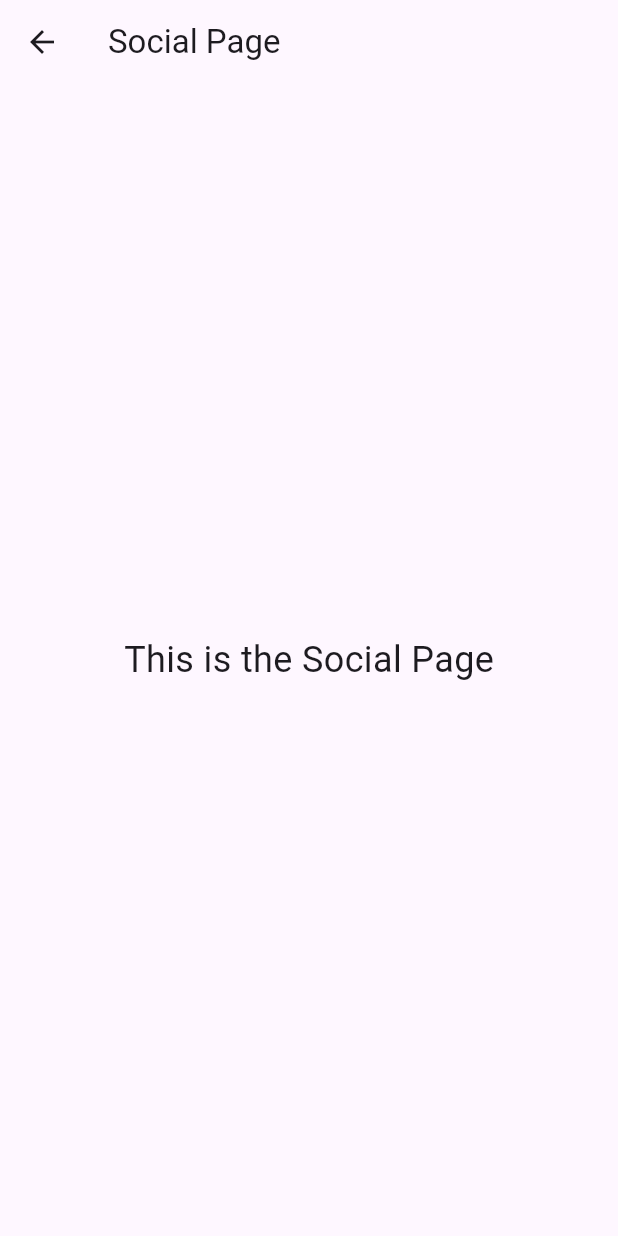
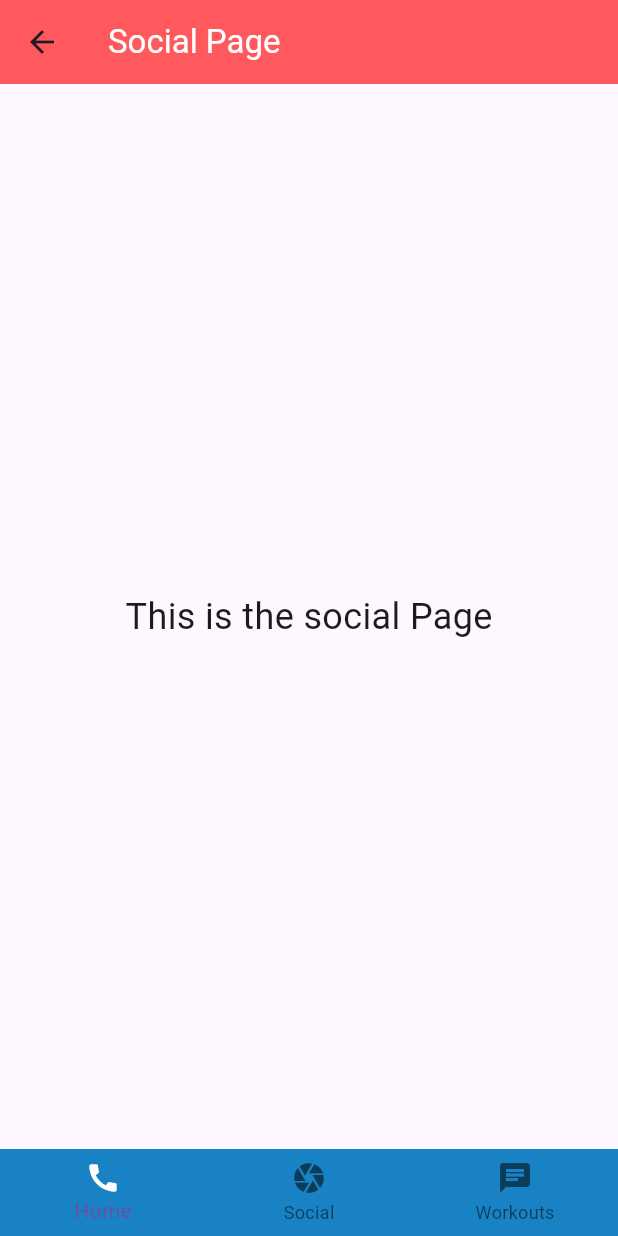
Before and after one commit to BenSwift1/GymApplication, a Flutter app: the screen it shows after launch, item 2 of the bottom bar chosen, on a phone screen of 412 x 824 dp. Run offline on Flutter 3.47's test engine with Material 3 defaults, Android fonts, the phone set to English and light mode, and no system bars.

Commit message:
Other screens have nav bar, but they dont work yet

```diff
--- a/gym_app/lib/main.dart
+++ b/gym_app/lib/main.dart
@@ -87,7 +87,7 @@ class _MyHomePageState extends State<MyHomePage> {
               child: const Card(
                 color: Color.fromRGBO(255, 202, 58, 1),
                 child: Text(
-                  'Workouts completed',
+                  'Workouts completed: 0',
                   style: TextStyle(color: Colors.white, fontFamily: 'Futura'),
                 ),
               ),
@@ -119,15 +119,13 @@ class _MyHomePageState extends State<MyHomePage> {
   void _onBottomNavigationBarItemTapped(BuildContext context, int index) {
     setState(() {
       _currentIndex = index;
-      // Navigate to the corresponding screen
       switch (index) {
         case 0:
-          // Navigate to the Home screen if needed
           break;
         case 1:
           Navigator.push(
             context,
-            MaterialPageRoute(builder: (context) => const SocialPage()),
+            MaterialPageRoute(builder: (context) => const socialPage()),
           );
           break;
         case 2:
--- a/gym_app/lib/social.dart
+++ b/gym_app/lib/social.dart
@@ -5,16 +5,43 @@ void main() {
   runApp(const MyApp());
 }
 
-class SocialPage extends StatelessWidget {
-  const SocialPage({super.key, Key? key2});
+class socialPage extends StatelessWidget {
+  const socialPage({super.key, Key? key2});
 
   @override
   Widget build(BuildContext context) {
     return Scaffold(
-      appBar: AppBar(title: const Text('Social Page')),
+      appBar: AppBar(
+        title: const Text(
+          'Social Page',
+          style: TextStyle(color: Colors.white),
+        ),
+        backgroundColor: const Color.fromRGBO(255, 89, 94, 1),
+      ),
+      bottomNavigationBar: BottomNavigationBar(
+        backgroundColor: const Color.fromRGBO(25, 130, 196, 1),
+        elevation: 0,
+        items: const <BottomNavigationBarItem>[
+          BottomNavigationBarItem(
+            icon: Icon(
+              Icons.call,
+              color: Colors.white,
+            ),
+            label: 'Home',
+          ),
+          BottomNavigationBarItem(
+            icon: Icon(Icons.camera),
+            label: 'Social',
+          ),
+          BottomNavigationBarItem(
+            icon: Icon(Icons.chat),
+            label: 'Workouts',
+          ),
+        ],
+      ),
       body: const Center(
         child: Text(
-          'This is the Social Page',
+          'This is the social Page',
           style: TextStyle(fontSize: 24.0),
         ),
       ),
@@ -22,16 +49,16 @@ class SocialPage extends StatelessWidget {
   }
 }
 
-class socialPage extends StatefulWidget {
-  const socialPage({super.key, required this.title});
+class SocialPage extends StatefulWidget {
+  const SocialPage({super.key, required this.title});
 
   final String title;
 
   @override
-  State<socialPage> createState() => _socialPageState();
+  State<SocialPage> createState() => _SocialPageState();
 }
 
-class _socialPageState extends State<socialPage> {
+class _SocialPageState extends State<SocialPage> {
   @override
   Widget build(BuildContext context) {
     return Scaffold();
```
Also changed, not shown: gym_app/lib/bottom_navbar.dart (added, +39 -0 lines), gym_app/lib/workouts.dart (+28 -1 lines).
